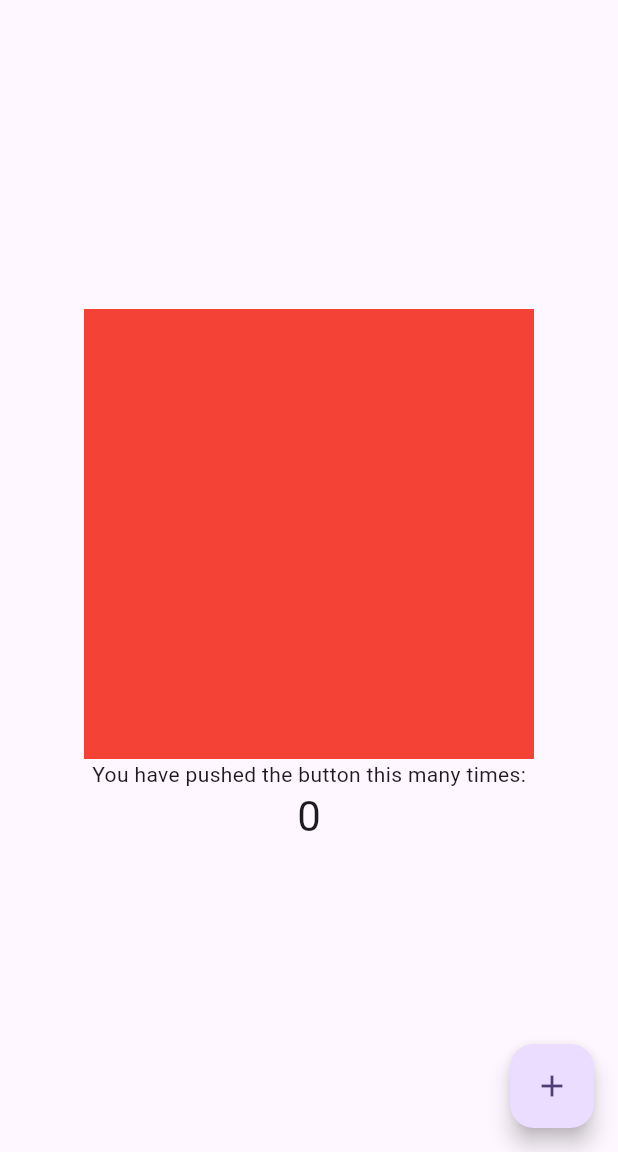
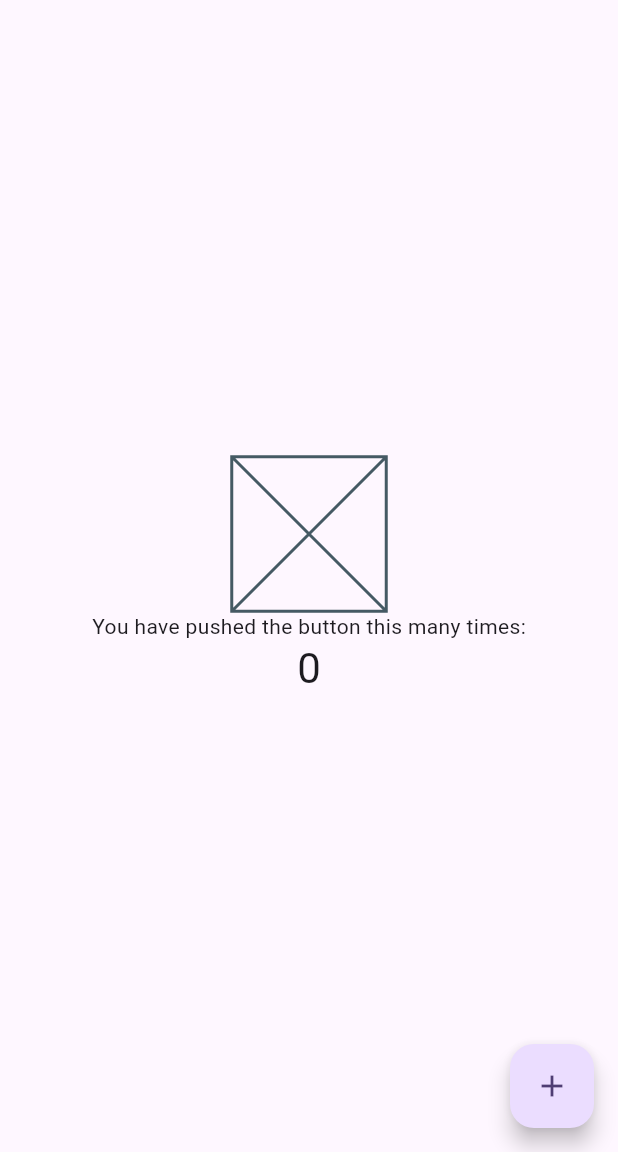
Before and after one commit to lcr3/flutter_application_1, a Flutter app: the screen it shows after launch, on a phone screen of 412 x 824 dp, the part 84-1236 px from its top. Run offline on Flutter 3.47's test engine with Material 2 defaults, Android fonts, the phone set to English and light mode, and no system bars.

Commit message:
Placeholderのレイアウト作成

```diff
--- a/lib/main.dart
+++ b/lib/main.dart
@@ -70,17 +70,9 @@ class _MyHomePageState extends State<MyHomePage> {
 
   @override
   Widget build(BuildContext context) {
-    // This method is rerun every time setState is called, for instance as done
-    // by the _incrementCounter method above.
-    //
-    // The Flutter framework has been optimized to make rerunning build methods
-    // fast, so that you can just rebuild anything that needs updating rather
-    // than having to individually change instances of widgets.
+    // 画面の半分サイズ
+    final double placeholderWidth = MediaQuery.of(context).size.width / 2;
 
-    final double deviceHeight = MediaQuery.of(context).size.height;
-    final double deviceWidth = MediaQuery.of(context).size.width;
-    print(deviceHeight);
-    print(deviceWidth);
     return Scaffold(
       appBar: AppBar(
         // TRY THIS: Try changing the color here to a specific color (to
@@ -92,28 +84,13 @@ class _MyHomePageState extends State<MyHomePage> {
         title: Text(widget.title),
       ),
       body: Center(
-        // Center is a layout widget. It takes a single child and positions it
-        // in the middle of the parent.
         child: Column(
-          // Column is also a layout widget. It takes a list of children and
-          // arranges them vertically. By default, it sizes itself to fit its
-          // children horizontally, and tries to be as tall as its parent.
-          //
-          // Column has various properties to control how it sizes itself and
-          // how it positions its children. Here we use mainAxisAlignment to
-          // center the children vertically; the main axis here is the vertical
-          // axis because Columns are vertical (the cross axis would be
-          // horizontal).
-          //
-          // TRY THIS: Invoke "debug painting" (choose the "Toggle Debug Paint"
-          // action in the IDE, or press "p" in the console), to see the
-          // wireframe for each widget.
           mainAxisAlignment: MainAxisAlignment.center,
           children: <Widget>[
-            Container(
-              height: 300,
-              width: 300,
-              color: Colors.red,
+            SizedBox(
+              width: placeholderWidth / 2,
+              height: placeholderWidth / 2,
+              child: const Placeholder(),
             ),
             const Text(
               'You have pushed the button this many times:',
```
